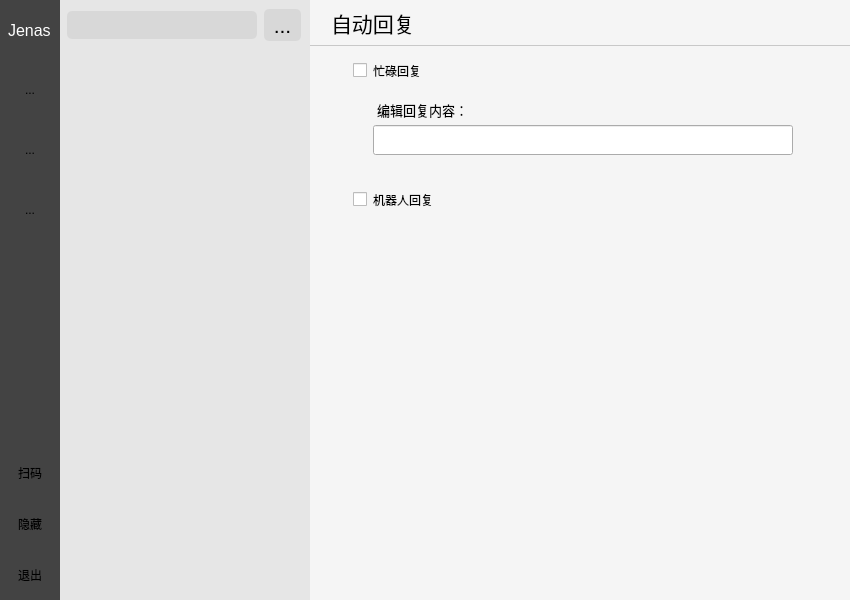
Above: ui_minewx.ui from PengJenas/MineWechat before the change. Below: the same form after it.
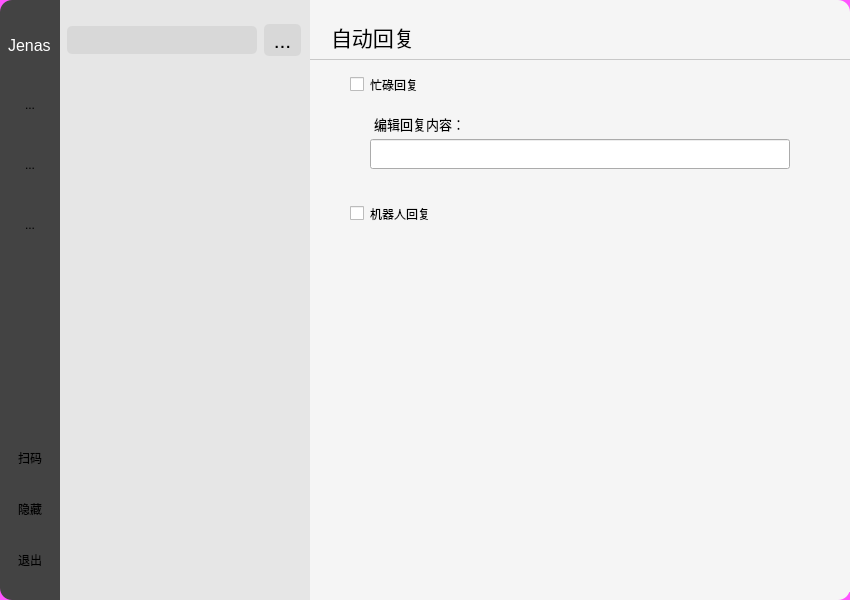
That is the form after the change. The open tabs and pages were chosen to show the change. Icons and pictures are not drawn.

Commit message: 窗口圆角

Diff of the .ui file:
```diff
--- a/ui_minewx.ui
+++ b/ui_minewx.ui
@@ -26,18 +26,32 @@
    <string>Form</string>
   </property>
   <property name="styleSheet">
-   <string notr="true">font: 75 9pt &quot;微软雅黑&quot;;
+   <string notr="true">QWidget{
+font: 75 12pt &quot;微软雅黑&quot;;
+}
+QWidget#Form{
+background-color:rgb(255, 85, 255);/*会被背景透明*/
+}
 </string>
   </property>
+  <layout class="QHBoxLayout" name="Layout_Form">
+   <property name="spacing">
+    <number>0</number>
+   </property>
+   <property name="leftMargin">
+    <number>0</number>
+   </property>
+   <property name="topMargin">
+    <number>0</number>
+   </property>
+   <property name="rightMargin">
+    <number>0</number>
+   </property>
+   <property name="bottomMargin">
+    <number>0</number>
+   </property>
+   <item>
   <widget class="QWidget" name="verticalWidget_1" native="true">
-   <property name="geometry">
-    <rect>
-     <x>0</x>
-     <y>0</y>
-     <width>60</width>
-     <height>600</height>
-    </rect>
-   </property>
    <property name="minimumSize">
     <size>
      <width>60</width>
@@ -53,6 +67,8 @@
    <property name="styleSheet">
     <string notr="true">QWidget#verticalWidget_1{
 background-color: rgb(67, 67, 67);
+border-top-left-radius:12px;
+border-bottom-left-radius:12px;
 }
 QLabel#label_name{
 font: 12pt;
@@ -83,13 +99,13 @@
      <number>0</number>
     </property>
     <property name="topMargin">
-     <number>0</number>
+       <number>15</number>
     </property>
     <property name="rightMargin">
      <number>0</number>
     </property>
     <property name="bottomMargin">
-     <number>0</number>
+       <number>15</number>
     </property>
     <item alignment="Qt::AlignHCenter|Qt::AlignVCenter">
      <widget class="QLabel" name="label_name">
@@ -269,7 +285,7 @@
        <string>隐藏</string>
       </property>
       <property name="icon">
-       <iconset resource="img.qrc">
+         <iconset>
         <normaloff>:/img/images/隐藏图层.png</normaloff>:/img/images/隐藏图层.png</iconset>
       </property>
       <property name="iconSize">
@@ -299,15 +315,9 @@
     </item>
    </layout>
   </widget>
+   </item>
+   <item>
   <widget class="QWidget" name="verticalWidget_2" native="true">
-   <property name="geometry">
-    <rect>
-     <x>60</x>
-     <y>0</y>
-     <width>250</width>
-     <height>600</height>
-    </rect>
-   </property>
    <property name="minimumSize">
     <size>
      <width>250</width>
@@ -375,13 +385,13 @@
      <number>0</number>
     </property>
     <property name="topMargin">
-     <number>0</number>
+       <number>15</number>
     </property>
     <property name="rightMargin">
      <number>0</number>
     </property>
     <property name="bottomMargin">
-     <number>0</number>
+       <number>15</number>
     </property>
     <item>
      <widget class="QWidget" name="horizontalLayout_21" native="true">
@@ -765,15 +775,9 @@
     </item>
    </layout>
   </widget>
+   </item>
+   <item>
   <widget class="QWidget" name="verticalWidget_3" native="true">
-   <property name="geometry">
-    <rect>
-     <x>310</x>
-     <y>0</y>
-     <width>546</width>
-     <height>600</height>
-    </rect>
-   </property>
    <property name="minimumSize">
     <size>
      <width>0</width>
@@ -789,6 +793,8 @@
    <property name="styleSheet">
     <string notr="true">QWidget#verticalWidget_3{
 background-color: rgb(245, 245, 245);
+border-top-right-radius:12px;
+border-bottom-right-radius:12px;
 }
 QLabel{
 font: 16pt ;
@@ -797,6 +803,13 @@
 border-width:0px 0px 1px 0px;
 border-color: rgb(200, 200, 200);
 }
+QLabel#label_busy{
+font:13px;
+margin:5px;
+border-style:solid;
+border-width:0px 0px 0px 0px;
+border-color: rgb(200, 200, 200);
+}
 QTextEdit{
 color: rgb(50, 50, 50);
 padding:0px 16px 0px 16px;
@@ -840,7 +853,14 @@
 QCheckBox{
 margin: 15px 0px ;
 }
-</string>
+QTextEdit#textEdit_output{
+padding:5px 10px 0px 10px;
+margin:0px;
+border-style:solid;
+border-width:0px 0px 0px 0px;
+background-color: rgb(245, 245, 245);
+/*background-color: rgb(255, 255, 255);*/
+}</string>
    </property>
    <layout class="QVBoxLayout" name="verticalLayout_3">
     <property name="spacing">
@@ -850,13 +870,13 @@
      <number>0</number>
     </property>
     <property name="topMargin">
-     <number>0</number>
+       <number>15</number>
     </property>
     <property name="rightMargin">
      <number>0</number>
     </property>
     <property name="bottomMargin">
-     <number>0</number>
+       <number>15</number>
     </property>
     <item>
      <widget class="QWidget" name="verticalWidget_32" native="true">
@@ -897,7 +917,7 @@
           <string notr="true"/>
          </property>
          <property name="currentIndex">
-          <number>1</number>
+            <number>3</number>
          </property>
          <widget class="QWidget" name="page_31">
           <layout class="QVBoxLayout" name="verticalLayout_5" stretch="0,0">
@@ -1424,13 +1444,7 @@
            <item>
             <widget class="QWidget" name="verticalWidget_5" native="true">
              <property name="styleSheet">
-              <string notr="true">QLabel#label_busy{
-font:13px;
-margin:5px;
-border-style:solid;
-border-width:0px 0px 0px 0px;
-border-color: rgb(200, 200, 200);
-}
+                <string notr="true">
 </string>
              </property>
              <layout class="QVBoxLayout" name="verticalLayout_12">
@@ -1646,14 +1660,7 @@
        </size>
       </property>
       <property name="styleSheet">
-       <string notr="true">QTextEdit{
-padding:5px 10px 0px 10px;
-margin:0px;
-border-style:solid;
-border-width:0px 0px 0px 0px;
-background-color: rgb(245, 245, 245);
-/*background-color: rgb(255, 255, 255);*/
-}</string>
+         <string notr="true"/>
       </property>
       <layout class="QVBoxLayout" name="verticalLayout_33">
        <property name="spacing">
@@ -1689,6 +1696,8 @@
     </item>
    </layout>
   </widget>
+   </item>
+  </layout>
  </widget>
  <resources>
   <include location="img.qrc"/>
```
Lines whose indentation alone changed are shown as unchanged. The commit also changes 2 other files.
